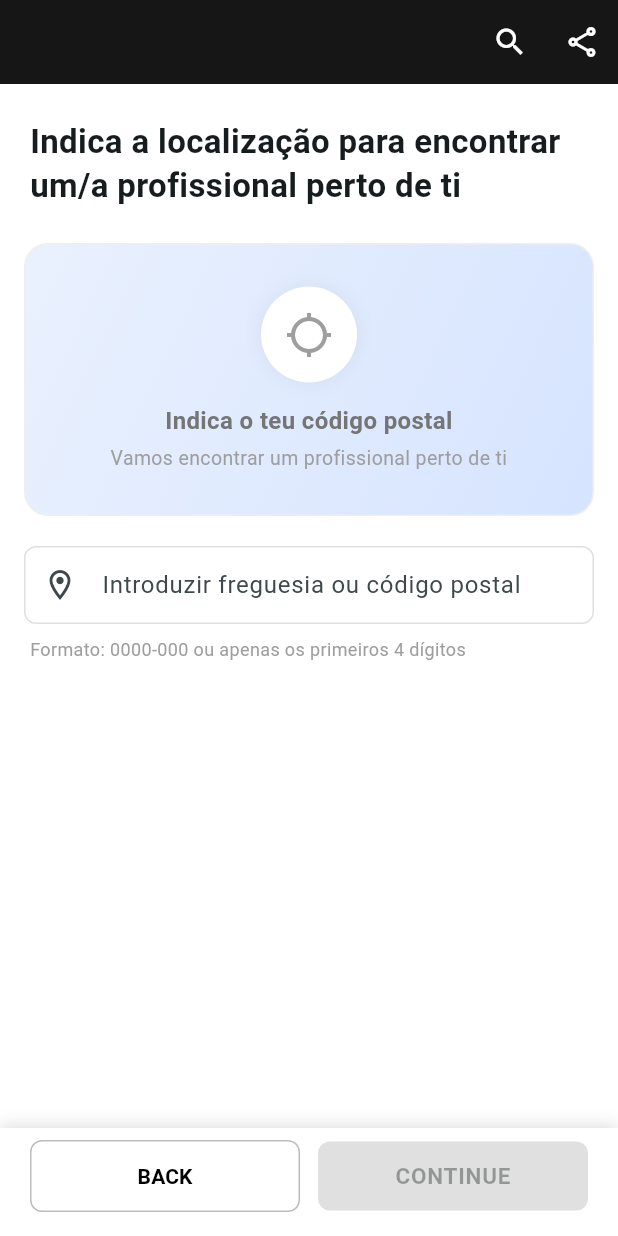
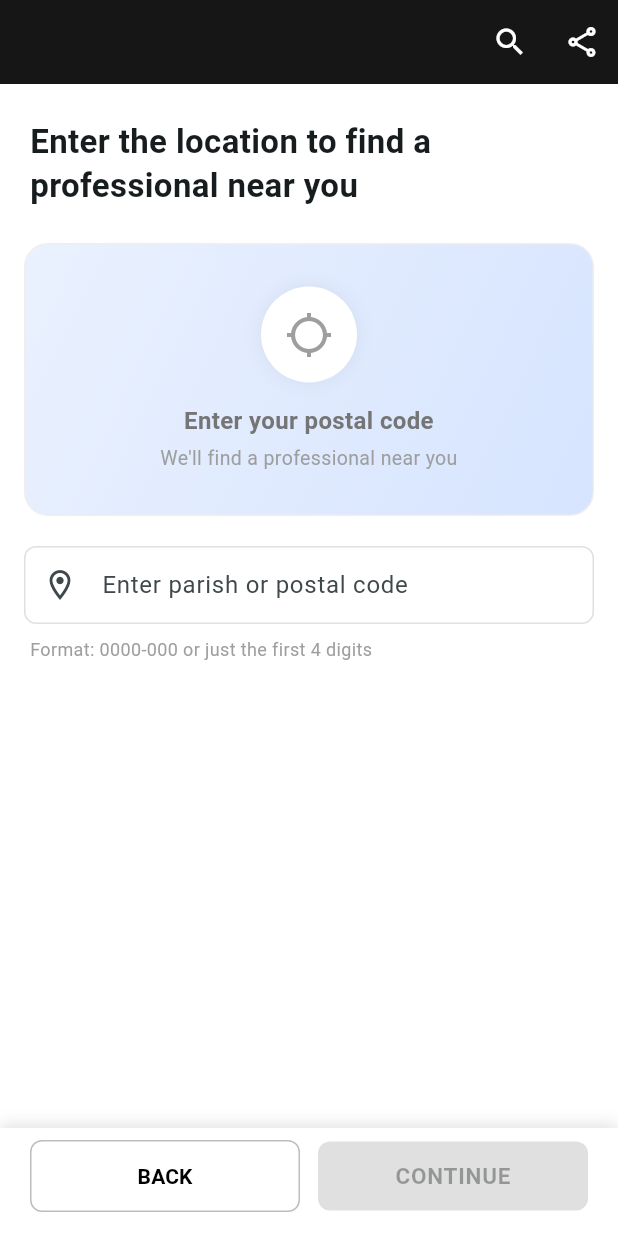
Before and after one commit to Dokitos/resolvaagora, a Flutter app: the LocationPage screen opened by its route, on a phone screen of 412 x 824 dp. Run offline on Flutter 3.47's test engine with Material 3 defaults, Android fonts, the phone set to English and light mode, and no system bars; our stand-ins replace dio, flutter_riverpod, flutter_secure_storage, go_router, image_picker, shared_preferences and 1 more; missing offline and left inert: flutter_stripe; accounts and stored records are empty; generated files the repository leaves out were written again; network calls fail.

Commit message:
FASE 6: traduzir ecra de localizacao/codigo postal (PT/EN)
Co-Authored-By: Claude Opus 4.8 <noreply@anthropic.com>

```diff
--- a/mobile-technician/lib/features/client/booking/location_page.dart
+++ b/mobile-technician/lib/features/client/booking/location_page.dart
@@ -1,4 +1,5 @@
 import 'package:flutter/material.dart';
+import 'package:flutter_gen/gen_l10n/app_localizations.dart';
 import 'package:flutter_riverpod/flutter_riverpod.dart';
 import 'package:go_router/go_router.dart';
 import '../../../core/utils/pt_postal.dart';
@@ -51,6 +52,7 @@ class _LocationPageState extends ConsumerState<LocationPage> {
 
   @override
   Widget build(BuildContext context) {
+    final l = AppLocalizations.of(context);
     return Scaffold(
       backgroundColor: Colors.white,
       appBar: AppBar(
@@ -68,11 +70,11 @@ class _LocationPageState extends ConsumerState<LocationPage> {
           Expanded(
             child: ListView(
               children: [
-                const Padding(
-                  padding: EdgeInsets.fromLTRB(20, 24, 20, 24),
+                Padding(
+                  padding: const EdgeInsets.fromLTRB(20, 24, 20, 24),
                   child: Text(
-                    'Indica a localização para encontrar um/a profissional perto de ti',
-                    style: TextStyle(fontSize: 22, fontWeight: FontWeight.bold, height: 1.3),
+                    l.locationTitle,
+                    style: const TextStyle(fontSize: 22, fontWeight: FontWeight.bold, height: 1.3),
                   ),
                 ),
                 // Location preview
@@ -108,7 +110,7 @@ class _LocationPageState extends ConsumerState<LocationPage> {
                       ),
                       const SizedBox(height: 14),
                       Text(
-                        _isValid ? _locationDisplay : 'Indica o teu código postal',
+                        _isValid ? _locationDisplay : l.enterPostalCode,
                         style: TextStyle(
                           fontSize: 16,
                           fontWeight: FontWeight.bold,
@@ -119,8 +121,8 @@ class _LocationPageState extends ConsumerState<LocationPage> {
                       const SizedBox(height: 4),
                       Text(
                         _isValid
-                            ? 'Localização confirmada'
-                            : 'Vamos encontrar um profissional perto de ti',
+                            ? l.locationConfirmed
+                            : l.findProfessionalNear,
                         style: TextStyle(
                           fontSize: 13,
                           color: _isValid ? Colors.green[700] : Colors.grey[500],
@@ -139,7 +141,7 @@ class _LocationPageState extends ConsumerState<LocationPage> {
                     onChanged: _onPostalChanged,
                     decoration: InputDecoration(
                       prefixIcon: const Icon(Icons.location_on_outlined),
-                      hintText: 'Introduzir freguesia ou código postal',
+                      hintText: l.postalHint,
                       border: OutlineInputBorder(borderRadius: BorderRadius.circular(8)),
                       enabledBorder: OutlineInputBorder(
                         borderRadius: BorderRadius.circular(8),
@@ -157,7 +159,7 @@ class _LocationPageState extends ConsumerState<LocationPage> {
                 Padding(
                   padding: const EdgeInsets.symmetric(horizontal: 20),
                   child: Text(
-                    'Formato: 0000-000 ou apenas os primeiros 4 dígitos',
+                    l.postalFormat,
                     style: TextStyle(color: Colors.grey[500], fontSize: 12),
                   ),
                 ),
--- a/mobile-technician/lib/l10n/app_en.arb
+++ b/mobile-technician/lib/l10n/app_en.arb
@@ -90,6 +90,13 @@
   "bookingBack": "Back",
   "bookingNext": "Continue",
   "bookingSeeDetails": "See details",
+  "locationTitle": "Enter the location to find a professional near you",
+  "enterPostalCode": "Enter your postal code",
+  "locationConfirmed": "Location confirmed",
+  "findProfessionalNear": "We'll find a professional near you",
+  "postalHint": "Enter parish or postal code",
+  "postalFormat": "Format: 0000-000 or just the first 4 digits",
+
   "serviceConditions": "Service conditions",
   "serviceConditionsText": "Any service does not include additional parts/materials not selected.\n1) The amount shown is an estimated quote based on the average price for the selected services.\n2) The final service quote is determined on site after assessing the tasks to be performed and is subject to confirmation.\n3) Service with a minimum cost of €30.00\n4) In all cases, scheduling is subject to payment of the amount shown.\n5) Service with a 6-month warranty.",
 
--- a/mobile-technician/lib/l10n/app_pt.arb
+++ b/mobile-technician/lib/l10n/app_pt.arb
@@ -96,6 +96,13 @@
   "bookingBack": "Voltar",
   "bookingNext": "Continuar",
   "bookingSeeDetails": "Ver detalhes",
+  "locationTitle": "Indica a localização para encontrar um/a profissional perto de ti",
+  "enterPostalCode": "Indica o teu código postal",
+  "locationConfirmed": "Localização confirmada",
+  "findProfessionalNear": "Vamos encontrar um profissional perto de ti",
+  "postalHint": "Introduzir freguesia ou código postal",
+  "postalFormat": "Formato: 0000-000 ou apenas os primeiros 4 dígitos",
+
   "serviceConditions": "Condições do serviço",
   "serviceConditionsText": "Qualquer serviço não inclui peças/materiais adicionais não selecionados.\n1) O valor apresentado é um orçamento estimado com base no valor médio para os serviços selecionados.\n2) O orçamento final do serviço será determinado no local após levantamento das tarefas a realizar e está sujeito a confirmação.\n3) Serviço com custo mínimo de 30,00€\n4) Em todos os casos, o agendamento está sujeito ao pagamento do valor apresentado.\n5) Serviço com 6 meses de garantia.",
 
```
